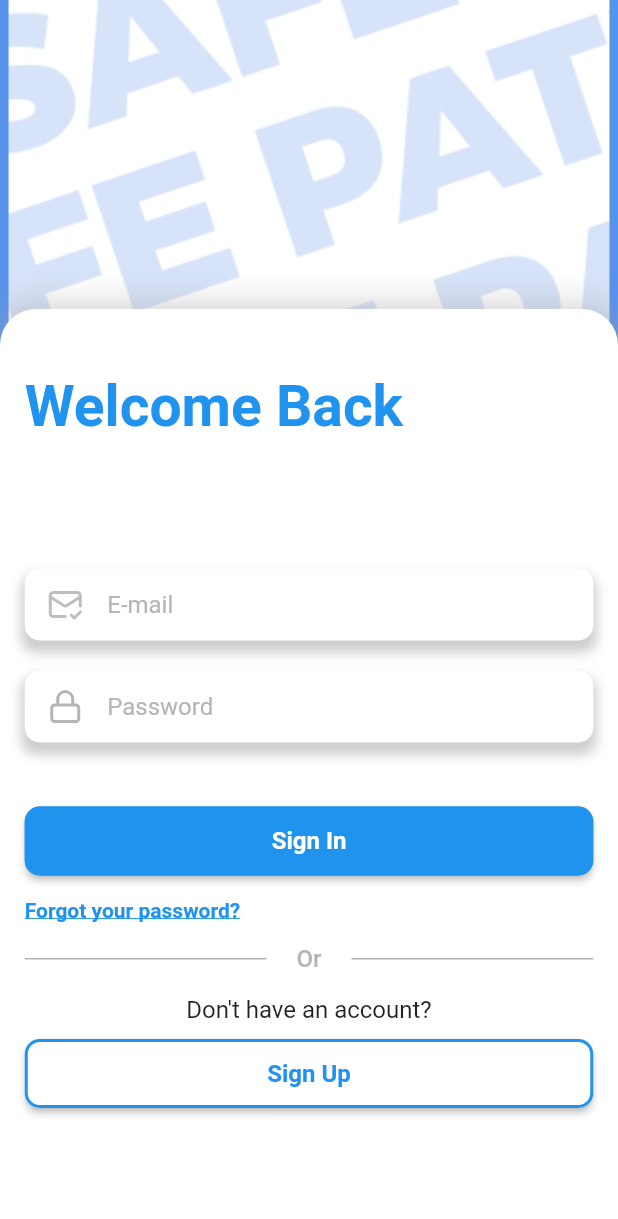
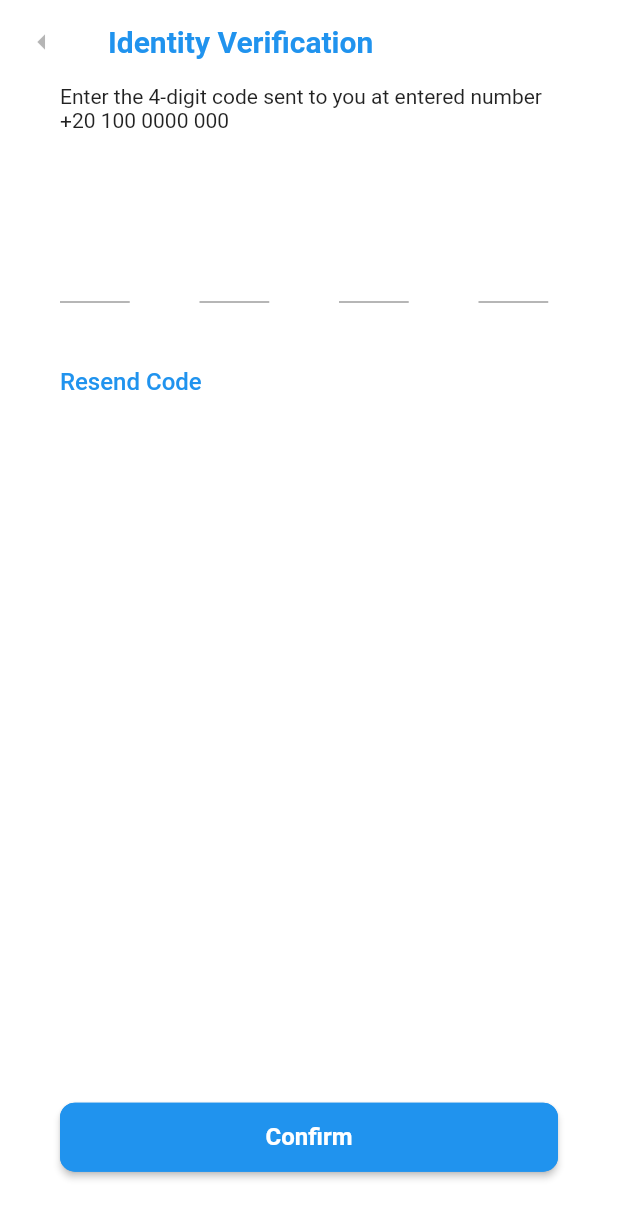
Before and after one commit to Eyad-95/google_sol, a Flutter app: the LoginPage screen opened directly, after a tap on "Sign Up", on a phone screen of 412 x 824 dp. Shown: the top 1219 px of the screen. Run offline on Flutter 3.47's test engine with Material 2 defaults, Android fonts, the phone set to English and light mode, and no system bars; our stand-ins replace flutter_svg.

Commit message:
identity verfication page done

```diff
--- /dev/null
+++ b/safe_path/lib/pages/identity.dart
@@ -0,0 +1,106 @@
+import 'package:flutter/material.dart';
+import '../widgets/identity_verif.dart';
+import '../widgets/input_fields_main.dart';
+
+class IdentityVerifPage extends StatelessWidget {
+  const IdentityVerifPage({super.key});
+
+  @override
+  Widget build(BuildContext context) {
+    return Builder(builder: (context) {
+      return Scaffold(
+        backgroundColor: Colors.white,
+        appBar: AppBar(
+          elevation: 0,
+          backgroundColor: Colors.white,
+          automaticallyImplyLeading: false,
+          leading: ElevatedButton(
+            style: ElevatedButton.styleFrom(
+              backgroundColor: Colors.white,
+              elevation: 0,
+            ),
+            child: Icon(
+              Icons.arrow_left_sharp,
+              color: Color.fromRGBO(181, 181, 181, 1),
+            ),
+            onPressed: () {
+              Navigator.pop(context);
+            },
+          ),
+          title: const Text(
+            'Identity Verification',
+            style: TextStyle(
+              color: Color.fromRGBO(32, 147, 238, 1),
+              fontWeight: FontWeight.bold,
+            ),
+          ),
+        ),
+        body: Container(
+          padding: EdgeInsets.only(left: 40),
+          child: Column(
+            children: [
+              Container(
+                padding: EdgeInsets.only(right: 40),
+                child: Text(
+                    "Enter the 4-digit code sent to you at entered number +20 100 0000 000"),
+              ),
+              Spacer(),
+              IdentityField(),
+              Spacer(),
+              Container(
+                alignment: Alignment.bottomLeft,
+                child: Text(
+                  "Resend Code",
+                  style: TextStyle(
+                      color: Color.fromRGBO(32, 147, 238, 1),
+                      fontSize: 16,
+                      fontWeight: FontWeight.w500),
+                ),
+              ),
+              Spacer(flex: 11),
+              Confirm("Confirm", Color.fromRGBO(32, 147, 238, 1),
+                  Color.fromRGBO(32, 147, 238, 1), () {}),
+              Spacer()
+            ],
+          ),
+        ),
+      );
+    });
+  }
+}
+
+class Confirm extends SignBtn {
+  Confirm(super.content, super.bgColor, super.borderColor, super.callBack);
+
+  @override
+  Widget build(BuildContext context) {
+    return Builder(builder: (context) {
+      return Container(
+        margin: EdgeInsets.only(right: 40),
+        height: 46,
+        child: ElevatedButton(
+          onPressed: () => callBack(context),
+          child: Text(
+            content,
+            style: TextStyle(
+              fontSize: 16,
+              fontWeight: FontWeight.w600,
+              color: Colors.white,
+            ),
+          ),
+          style: ElevatedButton.styleFrom(
+            minimumSize: const Size.fromHeight(50),
+            backgroundColor: bgColor,
+            side: BorderSide(
+                style: BorderStyle.solid, color: borderColor, width: 2),
+            shape: RoundedRectangleBorder(
+              borderRadius: BorderRadius.all(
+                Radius.circular(10),
+              ),
+            ),
+          ),
+        ),
+      );
+    });
+  }
+}
--- a/safe_path/lib/pages/login_page.dart
+++ b/safe_path/lib/pages/login_page.dart
@@ -1,6 +1,7 @@
 import 'package:flutter/material.dart';
-import 'package:flutter/cupertino.dart';
+
 import '../widgets/input_fields_main.dart';
+import './identity.dart';
 
 class LoginPage extends StatelessWidget {
   const LoginPage({super.key});
@@ -62,7 +63,7 @@ class LoginPage extends StatelessWidget {
                       MainInput('Password', 'images/lock.svg'),
                       Spacer(),
                       SignBtn("Sign In", Color.fromRGBO(32, 147, 238, 1),
-                          Color.fromRGBO(32, 147, 238, 1)),
+                          Color.fromRGBO(32, 147, 238, 1), goToHome),
                       Container(
                         alignment: Alignment.centerLeft,
                         margin: EdgeInsets.symmetric(vertical: 15),
@@ -114,7 +115,7 @@ class LoginPage extends StatelessWidget {
                         ),
                       ),
                       SignBtn("Sign Up", Colors.white,
-                          Color.fromRGBO(32, 147, 238, 1)),
+                          Color.fromRGBO(32, 147, 238, 1), goToIdentity),
                       Spacer(
                         flex: 2,
                       )
@@ -128,4 +129,13 @@ class LoginPage extends StatelessWidget {
       );
     });
   }
+
+  void goToIdentity(BuildContext context) {
+    Navigator.push(
+      context,
+      MaterialPageRoute(builder: (context) => const IdentityVerifPage()),
+    );
+  }
+
+  void goToHome() {}
 }
--- a/safe_path/lib/widgets/avatars.dart
+++ b/safe_path/lib/widgets/avatars.dart
@@ -32,11 +32,12 @@ class _MainAvatarState extends State<MainAvatar> {
               width: 168,
               child: ElevatedButton(
                 style: ElevatedButton.styleFrom(
-                  alignment: Alignment.bottomCenter,
+                  alignment: Alignment.center,
                   padding: EdgeInsets.only(
                       left:
                           (widget.avatar == "images/child_main.svg") ? 10 : 15,
-                      top: (widget.avatar == "images/child_main.svg") ? 25 : 0),
+                      right:
+                          (widget.avatar == "images/child_main.svg") ? 2 : 0),
                   shape: RoundedRectangleBorder(
                     borderRadius: BorderRadius.circular(100),
                   ),
@@ -45,6 +46,7 @@ class _MainAvatarState extends State<MainAvatar> {
                 onPressed: () => widget.callBack(),
                 child: SvgPicture.asset(
                   widget.avatar,
+                  height: 130,
                 ),
               ),
             )
--- /dev/null
+++ b/safe_path/lib/widgets/identity_verif.dart
@@ -0,0 +1,35 @@
+import 'package:flutter/material.dart';
+
+class IdentityField extends StatelessWidget {
+  const IdentityField({super.key});
+
+  @override
+  Widget build(BuildContext context) {
+    return Row(
+      mainAxisAlignment: MainAxisAlignment.center,
+      children: [
+        Field(),
+        Spacer(),
+        Field(),
+        Spacer(),
+        Field(),
+        Spacer(),
+        Field(false),
+        Spacer(),
+      ],
+    );
+  }
+}
+
+Expanded Field([bool next = true]) {
+  return Expanded(
+    child: TextField(
+      textInputAction:
+          (next == true) ? TextInputAction.next : TextInputAction.done,
+      textAlign: TextAlign.center,
+      style: TextStyle(fontSize: 40),
+      keyboardType: TextInputType.number,
+      decoration: InputDecoration(),
+    ),
+  );
+}
--- a/safe_path/lib/widgets/input_fields_main.dart
+++ b/safe_path/lib/widgets/input_fields_main.dart
@@ -41,15 +41,17 @@ class SignBtn extends StatelessWidget {
   final String content;
   final Color bgColor;
   final Color borderColor;
+  final Function callBack;
 
-  SignBtn(this.content, this.bgColor, this.borderColor);
+  SignBtn(this.content, this.bgColor, this.borderColor, this.callBack);
 
   @override
   Widget build(BuildContext context) {
+    return Builder(builder: (context) {
       return Container(
         height: 46,
         child: ElevatedButton(
-        onPressed: () {},
+          onPressed: () => callBack(context),
           child: Text(
             content,
             style: TextStyle(
@@ -73,5 +75,6 @@ class SignBtn extends StatelessWidget {
           ),
         ),
       );
+    });
   }
 }
```
Lines whose indentation alone changed are shown as unchanged.
